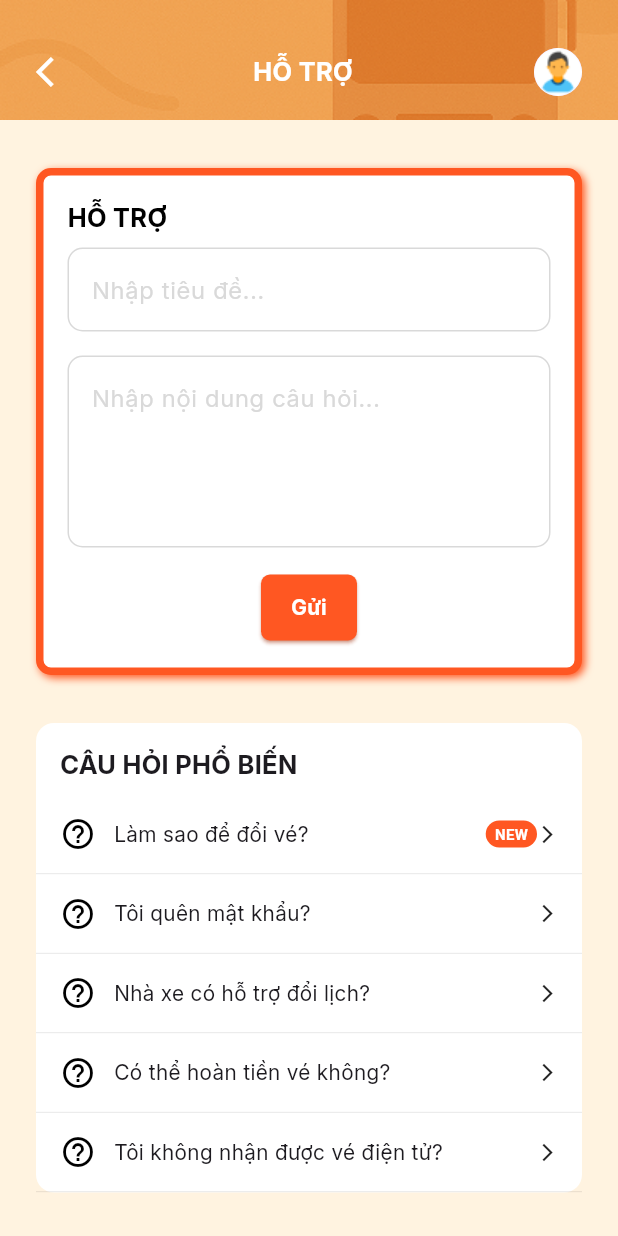
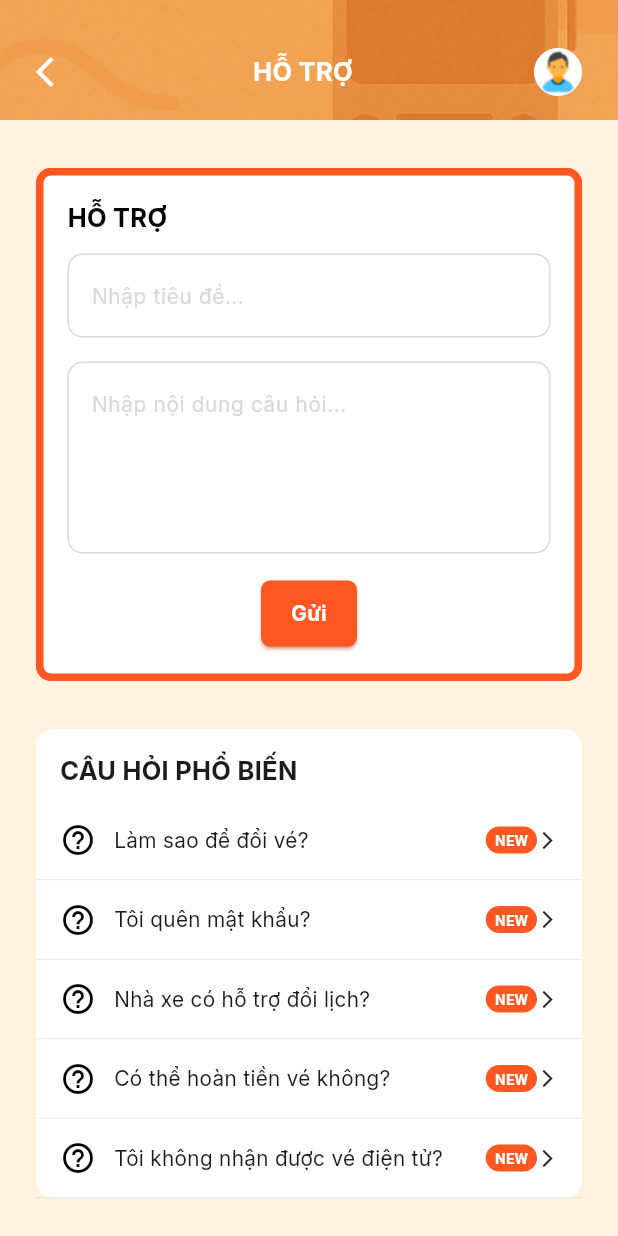
Before and after one commit to BaoNguyen20040407/MobileNC_AppBanVeXe_Web, a Flutter app: the SupportPage screen opened directly, on a phone screen of 412 x 824 dp. Run offline on Flutter 3.47's test engine with Material 3 defaults, Android fonts, the phone set to English and light mode, and no system bars; our stand-ins replace image_picker, shared_preferences; accounts and stored records are empty.

Commit message:
Bảo - Tinh chỉnh chức năng Hỗ trợ

```diff
--- a/lib/view/support/support.dart
+++ b/lib/view/support/support.dart
@@ -1,4 +1,5 @@
 import 'package:flutter/material.dart';
+import 'package:shared_preferences/shared_preferences.dart';
 import 'package:giao_dien_1/view/support/support_answer_page.dart';
 import 'package:giao_dien_1/view/support/support_loading.dart';
 import 'package:giao_dien_1/widget/appbar_profile.dart';
@@ -15,7 +16,57 @@ class SupportPageApp extends StatelessWidget {
   }
 }
 
-class SupportPage extends StatelessWidget {
+class SupportPage extends StatefulWidget {
+  @override
+  State<SupportPage> createState() => _SupportPageState();
+}
+
+class _SupportPageState extends State<SupportPage> {
+  final _titleController = TextEditingController();
+  final _contentController = TextEditingController();
+
+  List<String> _myQuestions = [];
+  Set<String> _readQuestions = {};
+
+  final List<String> _commonQuestions = [
+    'Làm sao để đổi vé?',
+    'Tôi quên mật khẩu?',
+    'Nhà xe có hỗ trợ đổi lịch?',
+    'Có thể hoàn tiền vé không?',
+    'Tôi không nhận được vé điện tử?',
+  ];
+
+  @override
+  void initState() {
+    super.initState();
+    _loadSavedData();
+  }
+
+  Future<void> _loadSavedData() async {
+    final prefs = await SharedPreferences.getInstance();
+    setState(() {
+      _myQuestions = prefs.getStringList('my_questions') ?? [];
+      _readQuestions = (prefs.getStringList('read_questions') ?? []).toSet();
+    });
+  }
+
+  Future<void> _markAsRead(String question) async {
+    final prefs = await SharedPreferences.getInstance();
+    _readQuestions.add(question);
+    await prefs.setStringList('read_questions', _readQuestions.toList());
+    setState(() {});
+  }
+
+  Future<void> _addNewQuestion(String question) async {
+    final prefs = await SharedPreferences.getInstance();
+    _myQuestions.insert(0, question);
+    await prefs.setStringList('my_questions', _myQuestions);
+    setState(() {
+      _titleController.clear();
+      _contentController.clear();
+    });
+  }
+
   @override
   Widget build(BuildContext context) {
     return Scaffold(
@@ -26,10 +77,19 @@ class SupportPage extends StatelessWidget {
         child: Column(
           crossAxisAlignment: CrossAxisAlignment.start,
           children: [
-            Column(
-              crossAxisAlignment: CrossAxisAlignment.start,
-              children: [
-                Container(
+            _buildSupportForm(),
+            SizedBox(height: 32),
+            _buildSection('CÂU HỎI PHỔ BIẾN', _commonQuestions, context, checkNew: true),
+            SizedBox(height: 16),
+            _buildSection('CÂU HỎI CỦA TÔI', _myQuestions, context),
+          ],
+        ),
+      ),
+    );
+  }
+
+  Widget _buildSupportForm() {
+    return Container(
       padding: EdgeInsets.all(16),
       decoration: BoxDecoration(
         color: Colors.white,
@@ -38,17 +98,15 @@ class SupportPage extends StatelessWidget {
         boxShadow: [
           BoxShadow(
             color: AppColors.mainOrange,
-                        offset: Offset(2, 2),
-                        blurRadius: 4,
+            offset: Offset(0, 0),
+            blurRadius: 0
           ),
         ],
       ),
       child: Column(
         crossAxisAlignment: CrossAxisAlignment.start,
         children: [
-                      Padding(
-                        padding: const EdgeInsets.only(bottom: 8),
-                        child: Text(
+          Text(
             'HỖ TRỢ',
             style: TextStyle(
               fontSize: 17,
@@ -57,15 +115,55 @@ class SupportPage extends StatelessWidget {
               fontFamily: 'Inter',
             ),
           ),
+          SizedBox(height: 12),
+          TextField(
+            controller: _titleController,
+            cursorColor: AppColors.mainOrange,
+            decoration: _buildInputDecoration('Nhập tiêu đề...'),
           ),
+          SizedBox(height: 16),
           TextField(
+            controller: _contentController,
+            maxLines: 4,
             cursorColor: AppColors.mainOrange,
-                        decoration: InputDecoration(
-                          hintText: 'Nhập tiêu đề...',
-                          hintStyle: TextStyle(
-                            color: AppColors.greyLight,
+            decoration: _buildInputDecoration('Nhập nội dung câu hỏi...'),
+          ),
+          SizedBox(height: 16),
+          Center(
+            child: ElevatedButton(
+              onPressed: () async {
+                String title = _titleController.text.trim();
+                if (title.isNotEmpty) {
+                  await _addNewQuestion(title);
+                  Navigator.push(context, MaterialPageRoute(builder: (_) => LoadingPage()));
+                }
+              },
+              style: ElevatedButton.styleFrom(
+                backgroundColor: AppColors.mainOrange,
+                padding: const EdgeInsets.symmetric(vertical: 12, horizontal: 20),
+                shape: RoundedRectangleBorder(borderRadius: BorderRadius.circular(6)),
+                shadowColor: AppColors.mainOrange,
+              ),
+              child: const Text(
+                'Gửi',
+                style: TextStyle(
+                  color: Colors.white,
+                  fontWeight: FontWeight.bold,
+                  fontSize: 14,
                   fontFamily: 'Inter',
                 ),
+              ),
+            ),
+          ),
+        ],
+      ),
+    );
+  }
+
+  InputDecoration _buildInputDecoration(String hint) {
+    return InputDecoration(
+      hintText: hint,
+      hintStyle: TextStyle(color: AppColors.greyLight, fontFamily: 'Inter', fontSize: 14),
       filled: true,
       fillColor: Colors.white,
       hoverColor: Colors.transparent,
@@ -81,99 +179,12 @@ class SupportPage extends StatelessWidget {
         borderRadius: BorderRadius.circular(10),
         borderSide: BorderSide(color: AppColors.greyLight),
       ),
-                        ),
-                      ),
-                      SizedBox(height: 16),
-                      TextField(
-                        maxLines: 4,
-                        cursorColor: AppColors.mainOrange,
-                        decoration: InputDecoration(
-                          hintText: 'Nhập nội dung câu hỏi...',
-                          hintStyle: TextStyle(
-                            color:  AppColors.greyLight,
-                            fontFamily: 'Inter',
-                          ),
-                          filled: true,
-                          fillColor: Colors.white,
-                          hoverColor: Colors.transparent,
-                          border: OutlineInputBorder(
-                            borderRadius: BorderRadius.circular(10),
-                            borderSide: BorderSide(color: AppColors.greyLight),
-                          ),
-                          enabledBorder: OutlineInputBorder(
-                            borderRadius: BorderRadius.circular(10),
-                            borderSide: BorderSide(color: AppColors.greyLight),
-                          ),
-                          focusedBorder: OutlineInputBorder(
-                            borderRadius: BorderRadius.circular(10),
-                            borderSide: BorderSide(color: AppColors.greyLight),
-                          ),
-                        ),
-                      ),
-                      SizedBox(height: 16),
-                      Center(
-                        child: ElevatedButton(
-                          onPressed: () {
-                            Navigator.push(
-                              context,
-                              MaterialPageRoute(
-                                builder: (context) => LoadingPage(),
-                              ),
-                            );
-                          },
-                          style: ElevatedButton.styleFrom(
-                            backgroundColor: AppColors.mainOrange,
-                            padding: const EdgeInsets.symmetric(vertical: 12, horizontal: 20),
-                            shape: RoundedRectangleBorder(
-                              borderRadius: BorderRadius.circular(6),
-                            ),
-                            shadowColor: AppColors.mainOrange,
-                          ),
-                          child: const Text(
-                            'Gửi',
-                            style: TextStyle(
-                              color: Colors.white,
-                              fontWeight: FontWeight.bold,
-                              fontSize: 14,
-                              fontFamily: 'Inter',
-                            ),
-                          ),
-                        ),
-                      ),
-                    ],
-                  ),
-                ),
-              ],
-            ),
-
-            SizedBox(height: 32),
-            _buildSection('CÂU HỎI PHỔ BIẾN', [
-              'Làm sao để đổi vé?',
-              'Tôi quên mật khẩu?',
-              'Nhà xe có hỗ trợ đổi lịch?',
-              'Có thể hoàn tiền vé không?',
-              'Tôi không nhận được vé điện tử?',
-            ], context),
-
-            SizedBox(height: 32),
-            _buildSection('CÂU HỎI CỦA TÔI', [
-              'Mang được mấy ký hành lý?',
-              'Đổi vé thế nào?',
-              'Làm sao để đổi hoặc huỷ vé đã đặt?',
-            ], context),
-          ],
-        ),
-      ),
     );
   }
 
-  Widget _buildSection(
-  String title,
-  List<String> questions,
-  BuildContext context,
-) {
+  Widget _buildSection(String title, List<String> questions, BuildContext context, {bool checkNew = false}) {
     return Container(
-    margin: EdgeInsets.only(bottom: 24), // khoảng cách với phần dưới
+      margin: EdgeInsets.only(bottom: 24),
       decoration: BoxDecoration(
         color: Colors.white,
         borderRadius: BorderRadius.circular(12),
@@ -181,26 +192,17 @@ class SupportPage extends StatelessWidget {
       child: Column(
         crossAxisAlignment: CrossAxisAlignment.start,
         children: [
-        // Tiêu đề bên trong khung
           Padding(
             padding: const EdgeInsets.fromLTRB(16, 16, 16, 8),
             child: Text(
               title,
-            style: TextStyle(
-              fontWeight: FontWeight.bold,
-              fontSize: 17,
-              fontFamily: 'Inter',
+              style: TextStyle(fontWeight: FontWeight.bold, fontSize: 17, fontFamily: 'Inter'),
             ),
           ),
-        ),
-
-        // Danh sách câu hỏi
-        ...questions
-            .asMap()
-            .entries
-            .map((entry) =>
-                _buildQuestionTile(context, entry.value, isNew: entry.key == 0))
-            .toList(),
+          ...questions.map((q) {
+            final isNew = checkNew && !_readQuestions.contains(q);
+            return _buildQuestionTile(context, q, isNew: isNew);
+          }).toList(),
         ],
       ),
     );
@@ -210,35 +212,26 @@ class SupportPage extends StatelessWidget {
     return Column(
       children: [
         InkWell(
-        onTap: () {
+          onTap: () async {
+            await _markAsRead(question);
             Navigator.push(
               context,
-            MaterialPageRoute(
-              builder: (context) => SupportAnswerPage(question: question),
-            ),
+              MaterialPageRoute(builder: (_) => SupportAnswerPage(question: question)),
             );
           },
           child: Padding(
             padding: const EdgeInsets.symmetric(horizontal: 16, vertical: 14),
             child: Row(
               children: [
-              // Icon ?
-              Container(
-                margin: EdgeInsets.only(right: 12),
-                child: Icon(Icons.help_outline, color: Colors.black),
-              ),
-
-              // Nội dung câu hỏi + badge nếu có
+                Icon(Icons.help_outline, color: Colors.black),
+                SizedBox(width: 12),
                 Expanded(
                   child: Row(
                     children: [
                       Expanded(
                         child: Text(
-                        question.replaceAll(' 🆕', ''), // Xử lý nếu chuỗi có emoji cũ
-                        style: TextStyle(
-                          fontFamily: 'Inter',
-                          fontSize: 14,
-                        ),
+                          question,
+                          style: TextStyle(fontFamily: 'Inter', fontSize: 14),
                         ),
                       ),
                       if (isNew)
@@ -251,18 +244,12 @@ class SupportPage extends StatelessWidget {
                           ),
                           child: Text(
                             'NEW',
-                          style: TextStyle(
-                            fontSize: 10,
-                            color: Colors.white,
-                            fontWeight: FontWeight.bold,
-                          ),
+                            style: TextStyle(fontSize: 10, color: Colors.white, fontWeight: FontWeight.bold),
                           ),
                         ),
                     ],
                   ),
                 ),
-
-              // Mũi tên
                 Icon(Icons.arrow_forward_ios, size: 14),
               ],
             ),
--- a/pubspec.yaml
+++ b/pubspec.yaml
@@ -25,7 +25,6 @@ flutter:
   assets:
     - assets/image/
     - assets/data/
-    - lib/data/qna.json
 
   fonts:
     - family: Inter
```
Also changed, not shown: lib/view/support/support_answer_page.dart (+19 -10 lines), pubspec.lock. Lines whose indentation alone changed are shown as unchanged.
